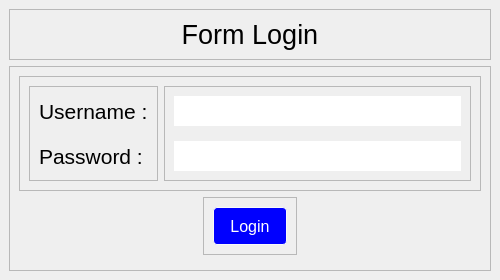
fajaraldev/aplikasi-pengisian-krs, file ui/login.ui: the form before one commit.
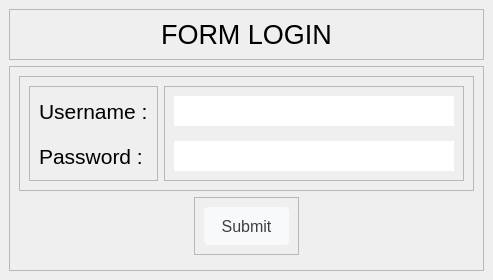
The form after the commit.

Commit message: build: add feature Login

Patch:
```diff
--- a/ui/login.ui
+++ b/ui/login.ui
@@ -6,7 +6,7 @@
    <rect>
     <x>0</x>
     <y>0</y>
-    <width>500</width>
+    <width>492</width>
     <height>280</height>
    </rect>
   </property>
@@ -51,11 +51,6 @@
 QPushButton:hover {
   border-color: #4285f4;
   outline: none;
-}
-
-#btnSimpan{
-	color: rgb(255, 255, 255);
-	background-color: rgb(0, 0, 255);
 }</string>
   </property>
   <widget class="QWidget" name="centralwidget">
@@ -95,7 +90,7 @@
           </font>
          </property>
          <property name="text">
-          <string>Form Login</string>
+          <string>FORM LOGIN</string>
          </property>
          <property name="alignment">
           <set>Qt::AlignCenter</set>
@@ -196,7 +191,7 @@
             </property>
             <property name="maximumSize">
              <size>
-              <width>500</width>
+              <width>300</width>
               <height>16777215</height>
              </size>
             </property>
@@ -256,7 +251,7 @@
             </property>
             <property name="maximumSize">
              <size>
-              <width>75</width>
+              <width>100</width>
               <height>16777215</height>
              </size>
             </property>
@@ -266,7 +261,7 @@
              </font>
             </property>
             <property name="text">
-             <string>Login</string>
+             <string>Submit</string>
             </property>
            </widget>
           </item>
```
Left out of the diff: 2 changed lines with no effect on the pictures. The commit also changes 5 other files.
